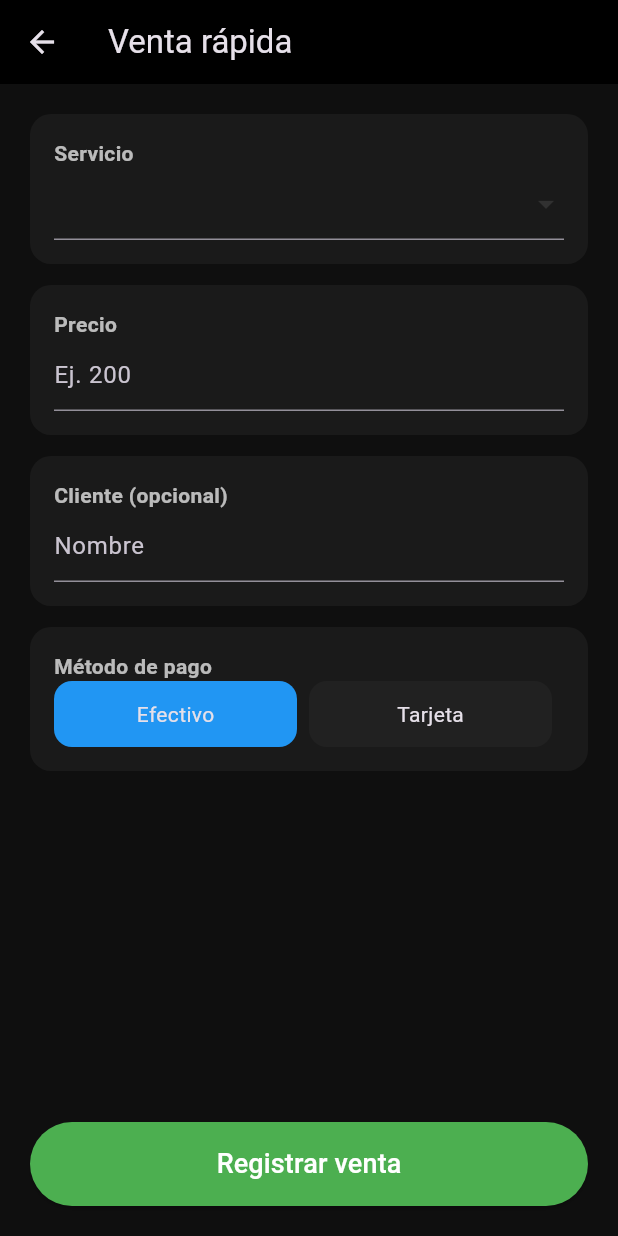
After one commit to jcastanos77/shelby_dashboard, a Flutter app: the screen it shows once a user with an empty profile is signed in, after a tap on "Venta rápida", on a phone screen of 412 x 824 dp. The commit adds this screen. Run offline on Flutter 3.47's test engine with Material 3 defaults, Android fonts, the phone set to English and light mode, and no system bars; our stand-ins replace firebase_auth, firebase_core, firebase_database; accounts and stored records are empty.

Commit message:
se agrega walkin

```diff
--- a/lib/DashboardPage.dart
+++ b/lib/DashboardPage.dart
@@ -2,6 +2,7 @@ import 'package:dashboard_barbershop/pages/agenda_page.dart';
 import 'package:dashboard_barbershop/pages/earnings_page.dart';
 import 'package:dashboard_barbershop/pages/login_page.dart';
 import 'package:dashboard_barbershop/pages/services_page.dart';
+import 'package:dashboard_barbershop/pages/walkin_sale_page.dart';
 import 'package:dashboard_barbershop/quick_action.dart';
 import 'package:dashboard_barbershop/services/barbers_service.dart';
 import 'package:firebase_auth/firebase_auth.dart';
@@ -12,7 +13,6 @@ import 'package:url_launcher/url_launcher.dart';
 import 'Metric.dart';
 import 'pages/barber_form_page.dart';
 import 'pages/change_password_page.dart';
-import 'tiles/appointment_tile.dart';
 import 'controller/dashboard_controller.dart';
 
 class DashboardPage extends StatefulWidget {
@@ -54,9 +54,13 @@ class _DashboardPageState extends State<DashboardPage> {
   }
 
   Future<void> load() async {
+    try {
     data = await _controller.load();
     isAdmin = await BarbersService().isAdmin();
     await _loadMpStatus();
+    } catch (e) {
+      debugPrint("🔥 dashboard error: $e");
+    }
     setState(() => loading = false);
   }
 
@@ -184,8 +188,6 @@ class _DashboardPageState extends State<DashboardPage> {
     );
   }
 
-
-  // =======================
   Widget _buildTodaySummary() {
     return Row(
       children: [
@@ -195,6 +197,15 @@ class _DashboardPageState extends State<DashboardPage> {
             value: data!.totalCitas.toString(),
             icon: Icons.calendar_today,
             color: Colors.blue,
+          ),
+        ),
+        const SizedBox(width: 12),
+        Expanded(
+          child: MetricCard(
+            title: 'Walk-ins',
+            value: data!.totalWalkins.toString(),
+            icon: Icons.flash_on,
+            color: Colors.orange,
           ),
         ),
         const SizedBox(width: 12),
@@ -210,8 +221,6 @@ class _DashboardPageState extends State<DashboardPage> {
     );
   }
 
-
-  // =======================
   Widget _buildNextAppointmentCard() {
     if (data!.nextAppointment == null) {
       return Card(
@@ -234,8 +243,6 @@ class _DashboardPageState extends State<DashboardPage> {
     );
   }
 
-
-  // =======================
   Widget _buildQuickActions(BuildContext context) {
     return GridView.count(
       crossAxisCount: 2,
@@ -244,6 +251,16 @@ class _DashboardPageState extends State<DashboardPage> {
       mainAxisSpacing: 12,
       crossAxisSpacing: 12,
       children: [
+        QuickAction(
+          icon: Icons.flash_on,
+          label: 'Venta rápida',
+          onTap: () {
+            Navigator.push(
+              context,
+              MaterialPageRoute(builder: (_) => WalkinSalePage()),
+            );
+          },
+        ),
         QuickAction(
           icon: Icons.calendar_month,
           label: 'Agenda',
@@ -270,7 +287,7 @@ class _DashboardPageState extends State<DashboardPage> {
   }
 
   Widget _buildAdminSection(BuildContext context) {
-    // aquí luego validas isAdmin
+
     return Column(
       crossAxisAlignment: CrossAxisAlignment.start,
       children: [
@@ -296,17 +313,4 @@ class _DashboardPageState extends State<DashboardPage> {
       ],
     );
   }
-
-  AppointmentStatus _mapStatus(String s) {
-    switch (s) {
-      case 'done':
-        return AppointmentStatus.done;
-      case 'cancelled':
-        return AppointmentStatus.cancelled;
-      default:
-        return AppointmentStatus.pending;
-    }
-  }
-
-
 }
--- a/lib/controller/dashboard_controller.dart
+++ b/lib/controller/dashboard_controller.dart
@@ -5,12 +5,14 @@ class DashboardData {
   final List<Appointment> appointments;
   final int totalCitas;
   final int totalGanancia;
+  final int totalWalkins;
   final Appointment? nextAppointment;
 
   DashboardData({
     required this.appointments,
     required this.totalCitas,
     required this.totalGanancia,
+    required this.totalWalkins,
     required this.nextAppointment,
   });
 }
@@ -20,6 +22,7 @@ class DashboardController {
 
   Future<DashboardData> load() async {
     final list = await _service.getTodayAppointments();
+    final walkins = await _service.getTodayWalkinsCount();
 
     int total = 0;
     int count = 0;
@@ -44,6 +47,7 @@ class DashboardController {
     return DashboardData(
       appointments: list,
       totalCitas: count,
+      totalWalkins: walkins,
       totalGanancia: total,
       nextAppointment: next,
     );
--- a/lib/controller/earnings_controller.dart
+++ b/lib/controller/earnings_controller.dart
@@ -26,7 +26,7 @@ class EarningsController {
 
     final monthStart = DateTime(now.year, now.month, 1);
     final monthEnd =
-    DateTime(now.year, now.month + 1, 0); // último día del mes
+    DateTime(now.year, now.month + 1, 0);
     final month =
     await _service.getRangeEarnings(monthStart, monthEnd);
 
--- /dev/null
+++ b/lib/pages/walkin_sale_page.dart
@@ -0,0 +1,255 @@
+import 'package:flutter/material.dart';
+import 'package:firebase_auth/firebase_auth.dart';
+import 'package:firebase_database/firebase_database.dart';
+
+import '../models/ServiceModel.dart';
+import '../services/services_service.dart';
+
+class WalkinSalePage extends StatefulWidget {
+  const WalkinSalePage({super.key});
+
+  @override
+  State<WalkinSalePage> createState() => _WalkinSalePageState();
+}
+
+class _WalkinSalePageState extends State<WalkinSalePage> {
+  final priceCtrl = TextEditingController();
+  final clientCtrl = TextEditingController();
+
+  String service = "Corte clásico";
+  String paymentMethod = "cash";
+
+  bool saving = false;
+  final BarberServicesService _service = BarberServicesService();
+  List<ServiceModel> services = [];
+  final uid = FirebaseAuth.instance.currentUser!.uid;
+
+
+  @override
+  void initState() {
+    super.initState();
+    load();
+  }
+
+  @override
+  void dispose() {
+    priceCtrl.dispose();
+    clientCtrl.dispose();
+    super.dispose();
+  }
+
+  Future<void> load() async {
+    final result = await _service.getServices(uid);
+
+    setState(() {
+      services = result;
+
+      if (services.isNotEmpty) {
+        service = services.first.name;
+        priceCtrl.text = services.first.price.toString();
+      }
+    });
+  }
+
+  Future<void> _saveSale() async {
+    final uid = FirebaseAuth.instance.currentUser!.uid;
+    final price = int.tryParse(priceCtrl.text) ?? 0;
+
+    if (price <= 0) {
+      _snack("Precio inválido", Colors.orange);
+      return;
+    }
+
+    setState(() => saving = true);
+
+    try {
+      final id = FirebaseDatabase.instance.ref().push().key;
+
+      await FirebaseDatabase.instance
+          .ref('appointments/$id') // 🔥 PLANO
+          .set({
+        "type": "walkin",
+        "barberId": uid,           // 🔥 CLAVE
+        "clientName": clientCtrl.text.isEmpty ? "Walk-in" : clientCtrl.text.trim(),
+        "service": service,
+        "amount": price,           // 🔥 MISMO CAMPO QUE MP
+        "paymentStatus": "done",   // 🔥 MISMO STATUS
+        "paid": true,
+        "dateKey": _todayKey(),
+        "hourKey": TimeOfDay.now().format(context),
+        "createdAt": ServerValue.timestamp,
+      });
+
+      _snack("Venta registrada 💸", Colors.green);
+      Navigator.pop(context);
+    } catch (e) {
+      _snack("Error guardando venta", Colors.red);
+    }
+
+    setState(() => saving = false);
+  }
+
+  String _todayKey() {
+    final d = DateTime.now();
+    return "${d.year}-${d.month.toString().padLeft(2, '0')}-${d.day.toString().padLeft(2, '0')}";
+  }
+
+  void _snack(String msg, Color color) {
+    ScaffoldMessenger.of(context).showSnackBar(
+      SnackBar(backgroundColor: color, content: Text(msg)),
+    );
+  }
+
+  @override
+  Widget build(BuildContext context) {
+    return Scaffold(
+      backgroundColor: const Color(0xFF0F0F0F),
+      appBar: AppBar(
+        title: const Text("Venta rápida"),
+        backgroundColor: Colors.black,
+      ),
+      body: Padding(
+        padding: const EdgeInsets.all(20),
+        child: Column(
+          children: [
+            _card(
+              child: Column(
+                children: [
+                  _title("Servicio"),
+                  DropdownButtonFormField<String>(
+                    value: service,
+                    dropdownColor: Colors.black,
+                    items: services
+                        .map((s) =>
+                        DropdownMenuItem(value: s.name, child: Text(s.name)))
+                        .toList(),
+                    onChanged: (v) {
+                      final s = services.firstWhere((e) => e.name == v);
+
+                      setState(() {
+                        service = v!;
+                        priceCtrl.text = s.price.toString();
+                      });
+                    },
+
+                  ),
+                ],
+              ),
+            ),
+
+            const SizedBox(height: 14),
+
+            _card(
+              child: Column(
+                children: [
+                  _title("Precio"),
+                  TextField(
+                    controller: priceCtrl,
+                    keyboardType: TextInputType.number,
+                    decoration: const InputDecoration(
+                      hintText: "Ej. 200",
+                    ),
+                  ),
+                ],
+              ),
+            ),
+
+            const SizedBox(height: 14),
+
+            _card(
+              child: Column(
+                children: [
+                  _title("Cliente (opcional)"),
+                  TextField(
+                    controller: clientCtrl,
+                    decoration: const InputDecoration(
+                      hintText: "Nombre",
+                    ),
+                  ),
+                ],
+              ),
+            ),
+
+            const SizedBox(height: 14),
+
+            _card(
+              child: Column(
+                children: [
+                  _title("Método de pago"),
+                  Row(
+                    children: [
+                      _paymentBtn("cash", "Efectivo"),
+                      _paymentBtn("card", "Tarjeta"),
+                    ],
+                  ),
+                ],
+              ),
+            ),
+
+            const Spacer(),
+
+            SizedBox(
+              width: double.infinity,
+              height: 56,
+              child: ElevatedButton(
+                onPressed: saving ? null : _saveSale,
+                style: ElevatedButton.styleFrom(
+                  backgroundColor: Colors.green,
+                ),
+                child: saving
+                    ? const CircularProgressIndicator(color: Colors.white)
+                    : const Text(
+                  "Registrar venta",
+                  style: TextStyle(fontSize: 18, color: Colors.white),
+                ),
+              ),
+            ),
+          ],
+        ),
+      ),
+    );
+  }
+
+  Widget _paymentBtn(String value, String label) {
+    final selected = paymentMethod == value;
+
+    return Expanded(
+      child: GestureDetector(
+        onTap: () => setState(() => paymentMethod = value),
+        child: Container(
+          margin: const EdgeInsets.only(right: 8),
+          padding: const EdgeInsets.all(12),
+          decoration: BoxDecoration(
+            color: selected ? Colors.blue : Colors.grey[900],
+            borderRadius: BorderRadius.circular(12),
+          ),
+          child: Center(child: Text(label)),
+        ),
+      ),
+    );
+  }
+
+  Widget _card({required Widget child}) {
+    return Container(
+      padding: const EdgeInsets.all(16),
+      decoration: BoxDecoration(
+        color: const Color(0xFF1A1A1A),
+        borderRadius: BorderRadius.circular(14),
+      ),
+      child: child,
+    );
+  }
+
+  Widget _title(String t) {
+    return Align(
+      alignment: Alignment.centerLeft,
+      child: Text(
+        t,
+        style: const TextStyle(
+          color: Colors.white70,
+          fontWeight: FontWeight.bold,
+        ),
+      ),
+    );
+  }
+}
```
Also changed, not shown: lib/models/appointment_model.dart (+17 -1 lines), lib/services/dashboard_service.dart (+63 -16 lines), lib/services/earnings_service.dart (+8 -2 lines).
